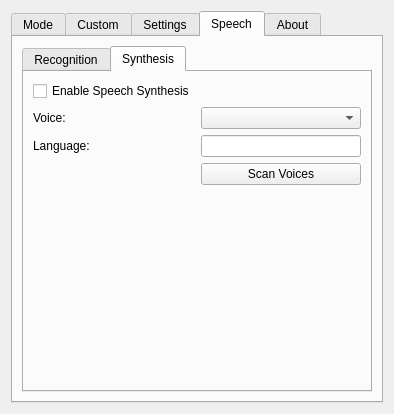
First picture: the form in software/dialog.ui, repository boucaron/3DMouse, before the edit.
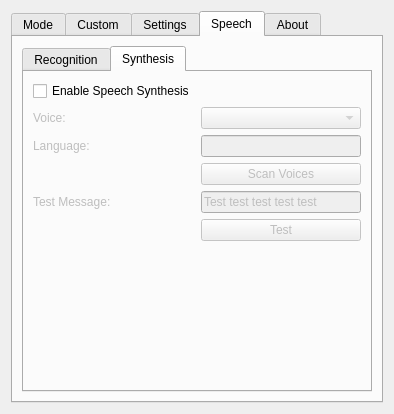
Second picture: the form after the edit. The open tabs and pages were chosen to show the change. Icons and pictures are not drawn.

```diff
--- a/software/dialog.ui
+++ b/software/dialog.ui
@@ -557,6 +557,9 @@
       <layout class="QHBoxLayout" name="horizontalLayout">
        <item>
         <widget class="QTabWidget" name="tabWidget_2">
+         <property name="enabled">
+          <bool>true</bool>
+         </property>
          <property name="currentIndex">
           <number>0</number>
          </property>
@@ -669,16 +672,26 @@
            </item>
            <item row="1" column="0">
             <widget class="QLabel" name="label_3">
+             <property name="enabled">
+              <bool>false</bool>
+             </property>
              <property name="text">
               <string>Voice:</string>
              </property>
             </widget>
            </item>
            <item row="1" column="1">
-            <widget class="QComboBox" name="voices"/>
+            <widget class="QComboBox" name="voices">
+             <property name="enabled">
+              <bool>false</bool>
+             </property>
+            </widget>
            </item>
            <item row="2" column="0">
             <widget class="QLabel" name="label_4">
+             <property name="enabled">
+              <bool>false</bool>
+             </property>
              <property name="text">
               <string>Language:</string>
              </property>
@@ -686,6 +699,9 @@
            </item>
            <item row="2" column="1">
             <widget class="QLineEdit" name="synthesisLanguage">
+             <property name="enabled">
+              <bool>false</bool>
+             </property>
              <property name="readOnly">
               <bool>true</bool>
              </property>
@@ -693,11 +709,44 @@
            </item>
            <item row="3" column="1">
             <widget class="QPushButton" name="scanVoices">
+             <property name="enabled">
+              <bool>false</bool>
+             </property>
              <property name="text">
               <string>Scan Voices</string>
              </property>
             </widget>
            </item>
+           <item row="5" column="1">
+            <widget class="QPushButton" name="testSynthesis">
+             <property name="enabled">
+              <bool>false</bool>
+             </property>
+             <property name="text">
+              <string>Test</string>
+             </property>
+            </widget>
+           </item>
+           <item row="4" column="1">
+            <widget class="QLineEdit" name="testMessage">
+             <property name="enabled">
+              <bool>false</bool>
+             </property>
+             <property name="text">
+              <string>Test test test test test</string>
+             </property>
+            </widget>
+           </item>
+           <item row="4" column="0">
+            <widget class="QLabel" name="label_7">
+             <property name="enabled">
+              <bool>false</bool>
+             </property>
+             <property name="text">
+              <string>Test Message:</string>
+             </property>
+            </widget>
+           </item>
           </layout>
          </widget>
         </widget>
```
